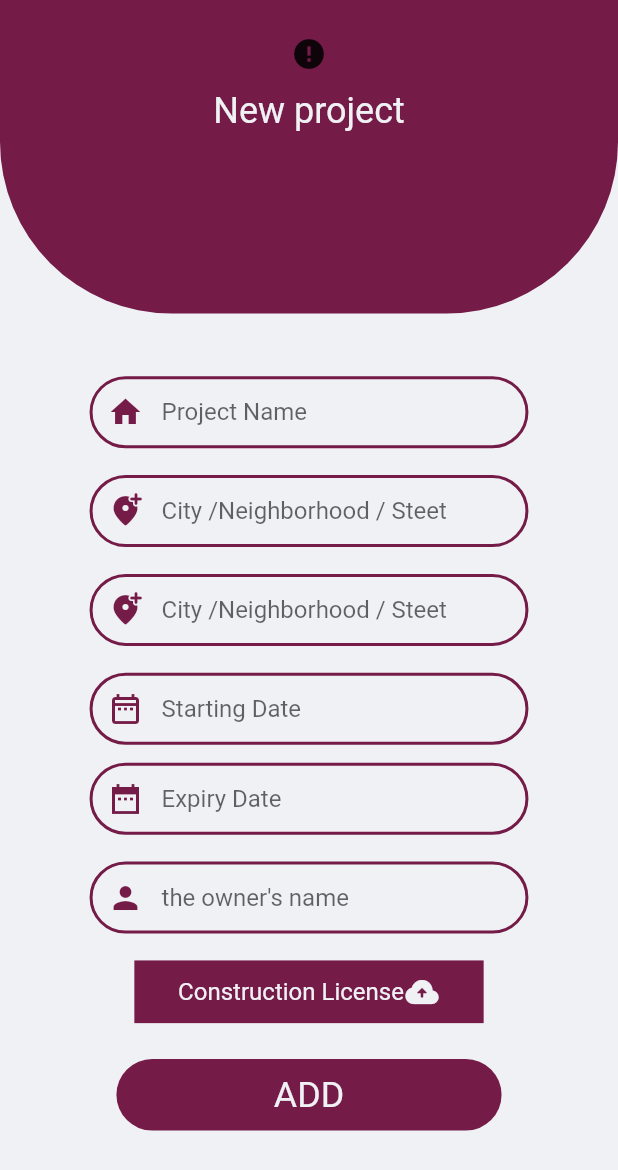
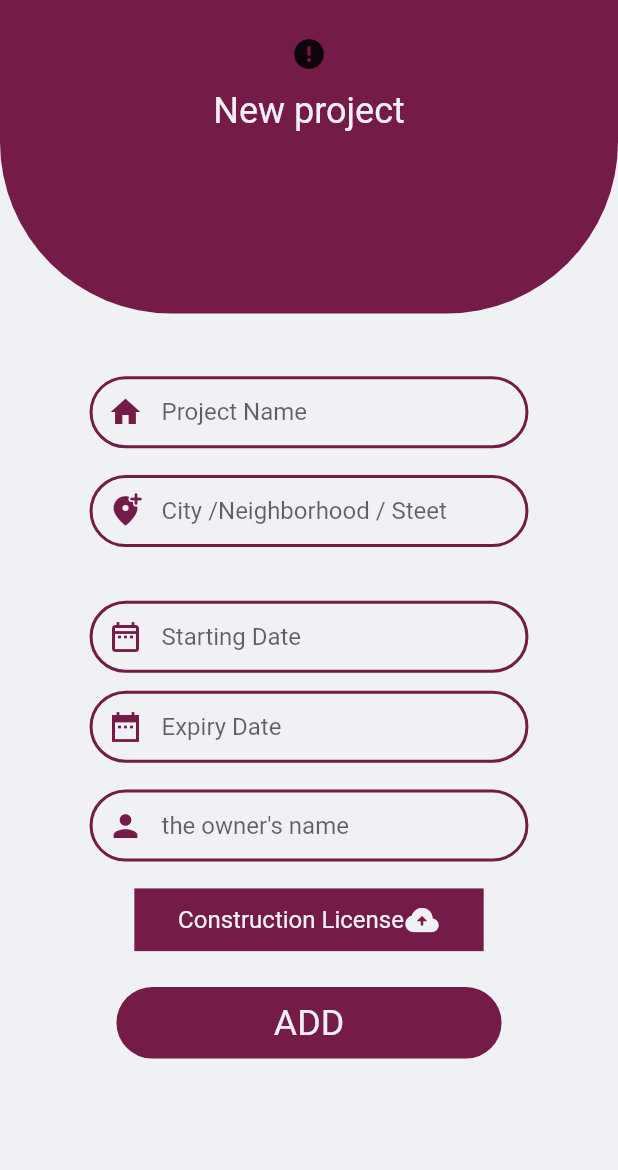
Before and after one commit to AdamMSaleh/final-project, a Flutter app: the NewProject screen opened by its route, on a phone screen of 412 x 824 dp. Shown: the top 1170 px of the screen. Run offline on Flutter 3.47's test engine with Material 2 defaults, Android fonts, the phone set to English and light mode, and no system bars; drawn by our look-alikes of cached_network_image; our stand-ins replace easy_dynamic_theme, easy_localization, flutter_blurhash, flutter_screenutil, flutter_spinkit, fluttertoast and 7 more; missing offline and left inert: flutter_dropdown; accounts and stored records are empty; network calls fail; Roboto replaces fonts that are missing (Amiko).

Commit message:
final upgret

```diff
--- a/lib/Packages/Pages/NewProject/View/new_project.dart
+++ b/lib/Packages/Pages/NewProject/View/new_project.dart
@@ -191,16 +191,7 @@ class _NewProjectState extends State<NewProject> {
                       SizedBox(height: 15.h),
 
                       /* Address  Region */
-                      SimpleFiled(
-                        keyboardType: TextInputType.name,
-                        onValidator: (value) => AppValidators.isEmpty(value),
-                        hint: KeyLang.address,
-                        controller: controllerValue['Region'],
-                        pIcon: Icon(
-                          Icons.add_location_alt_rounded,
-                          color: AppColors.blue,
-                        ),
-                      ),
+
                       /*******************************/
                       SizedBox(height: 15.h),
                       //* Starting Date
```
Also changed, not shown: lib/wwe.dart (deleted, +0 -305 lines).
